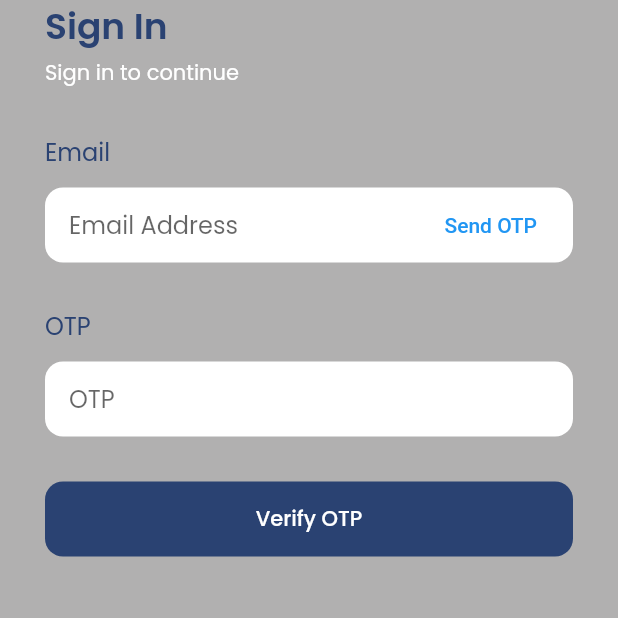
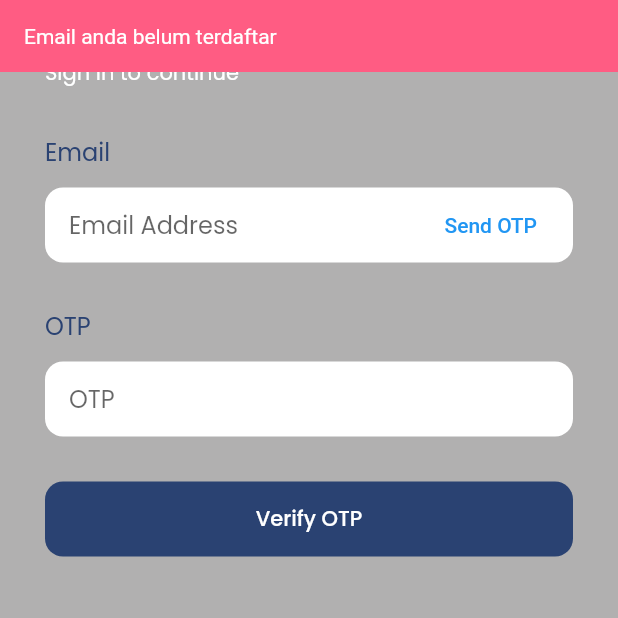
Before and after one commit to lirta/project_app, a Flutter app: the LoginOtp screen opened by its route, after a tap on "Send OTP", on a phone screen of 412 x 824 dp, the top half of it. Run offline on Flutter 3.47's test engine with Material 2 defaults, Android fonts, the phone set to English and light mode, and no system bars; drawn by our look-alikes of another_flushbar; our stand-ins replace device_info, google_fonts, google_sign_in, image_picker, location, shared_preferences; missing offline and left inert: apple_sign_in, email_auth, imei_plugin, onesignal_flutter; accounts and stored records are empty; network calls fail.

Commit message:
login OTP ok

```diff
--- a/lib/pages/login_otp.dart
+++ b/lib/pages/login_otp.dart
@@ -1,6 +1,9 @@
+import 'package:another_flushbar/flushbar.dart';
 import 'package:flutter/material.dart';
+import 'package:my_first/provider/auth_provider.dart';
 import 'package:my_first/theme.dart';
 import 'package:email_auth/email_auth.dart';
+import 'package:provider/provider.dart';
 
 class LoginOtp extends StatefulWidget {
   @override
@@ -14,11 +17,28 @@ class _LoginOtpState extends State<LoginOtp> {
   EmailAuth emailAuth = new EmailAuth(sessionName: "simple session");
 
   void sendOTP() async {
-    var result = await emailAuth.sendOtp(recipientMail: emailController.text);
-    if (result) {
-      print("send");
+    AuthProvider authProvider =
+        Provider.of<AuthProvider>(context, listen: false);
+    if (await authProvider.getuser(email: emailController.text)) {
+      var result = await emailAuth.sendOtp(recipientMail: emailController.text);
+      if (result) {
+        print("send");
+        Flushbar(
+          duration: Duration(seconds: 4),
+          flushbarPosition: FlushbarPosition.TOP,
+          backgroundColor: blueColor,
+          message: 'Periksa Email anda, OTP terkirim',
+        ).show(context);
+      } else {
+        print("error");
+      }
     } else {
-      print("error");
+      Flushbar(
+        duration: Duration(seconds: 4),
+        flushbarPosition: FlushbarPosition.TOP,
+        backgroundColor: Color(0xffff5c83),
+        message: 'Email anda belum terdaftar',
+      ).show(context);
     }
   }
 
@@ -26,9 +46,14 @@ class _LoginOtpState extends State<LoginOtp> {
     var result = emailAuth.validateOtp(
         recipientMail: emailController.text, userOtp: otpController.text);
     if (result) {
-      print("otp verified");
+      Navigator.pushNamed(context, '/home');
     } else {
-      print("invalid");
+      Flushbar(
+        duration: Duration(seconds: 4),
+        flushbarPosition: FlushbarPosition.TOP,
+        backgroundColor: Color(0xffff5c83),
+        message: 'Gagal verified OTP',
+      ).show(context);
     }
   }
 
@@ -131,7 +156,7 @@ class _LoginOtpState extends State<LoginOtp> {
                         child: TextField(
                       controller: otpController,
                       style: bTextStyle,
-                      obscureText: true,
+                      // obscureText: true,
                       decoration: InputDecoration.collapsed(hintText: 'OTP'),
                     ))
                   ],
--- a/lib/services/auth_services.dart
+++ b/lib/services/auth_services.dart
@@ -257,7 +257,7 @@ class AuthService {
       Uri.parse(url),
       body: body,
     );
-    // print(response.body);
+    print(response.body);
     if (response.statusCode == 200) {
       var data = jsonDecode(response.body)['user'];
       UserModel user = UserModel.fromJson(data);
--- a/pubspec.yaml
+++ b/pubspec.yaml
@@ -39,7 +39,7 @@ dependencies:
   google_sign_in: ^4.5.9
   apple_sign_in: ^0.1.0
   email_auth:
-  cotter:
+
 
 dev_dependencies:
   flutter_test:
```
